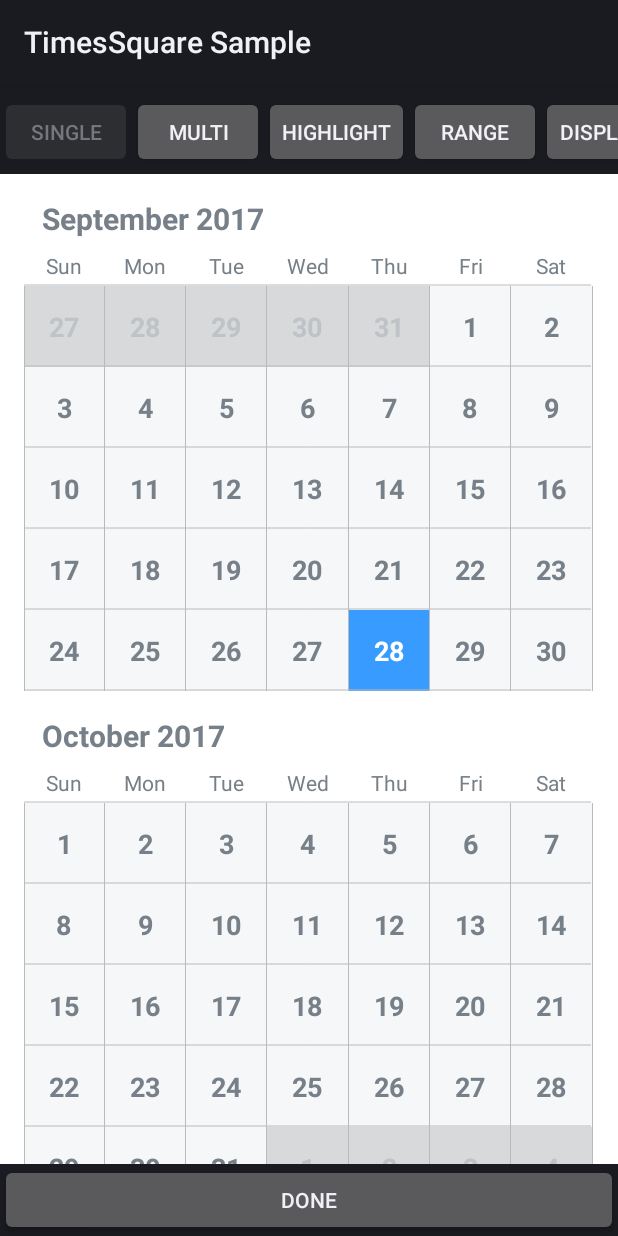
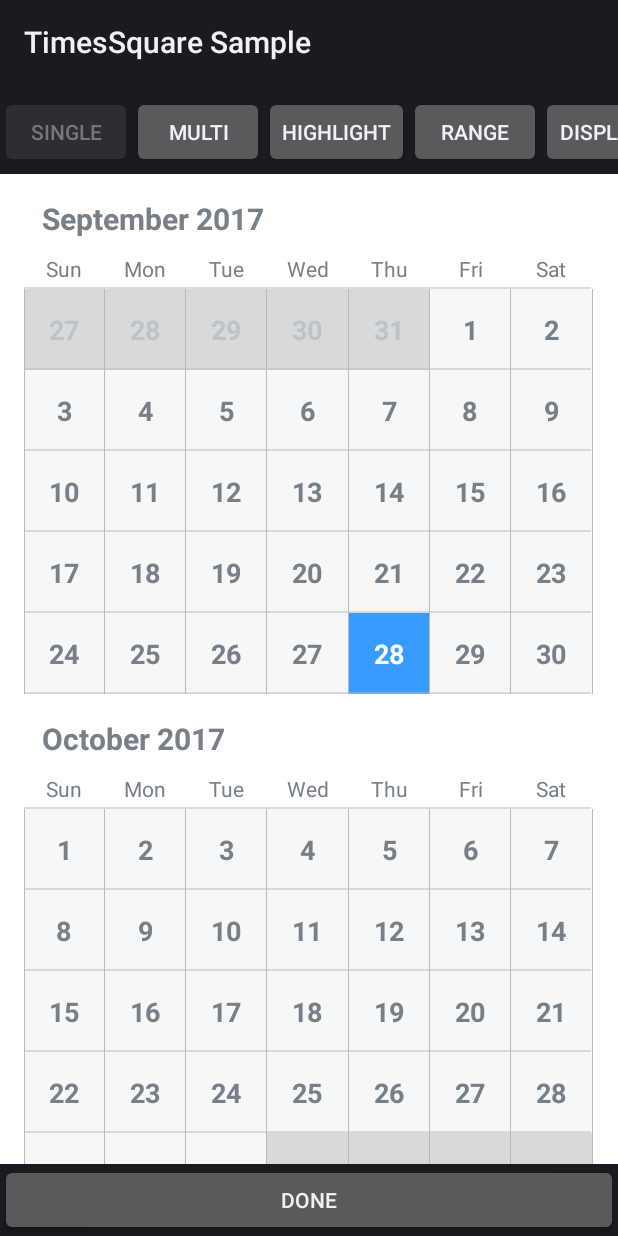
Before and after one commit to square/android-times-square, an Android app: the screen it shows after launch (SampleTimesSquareActivity), on a phone screen of 412 x 824 dp. Run offline under Robolectric (Android 15) with nearby library versions, the phone set to English and light mode, and no system bars.

Commit message:
ui change

```diff
--- a/library/src/main/res/values/dimens.xml
+++ b/library/src/main/res/values/dimens.xml
@@ -3,7 +3,7 @@
   <dimen name="calendar_day_headers_paddingbottom">4dp</dimen>
   <dimen name="calendar_month_margin">16dp</dimen>
   <dimen name="calendar_month_marginstart">12dp</dimen>
-  <dimen name="calendar_month_title_bottommargin">8dp</dimen>
+  <dimen name="calendar_month_title_bottommargin">10dp</dimen>
   <dimen name="calendar_text_title">20sp</dimen>
   <dimen name="calendar_text_medium">18sp</dimen>
   <dimen name="calendar_text_small">14sp</dimen>
```
